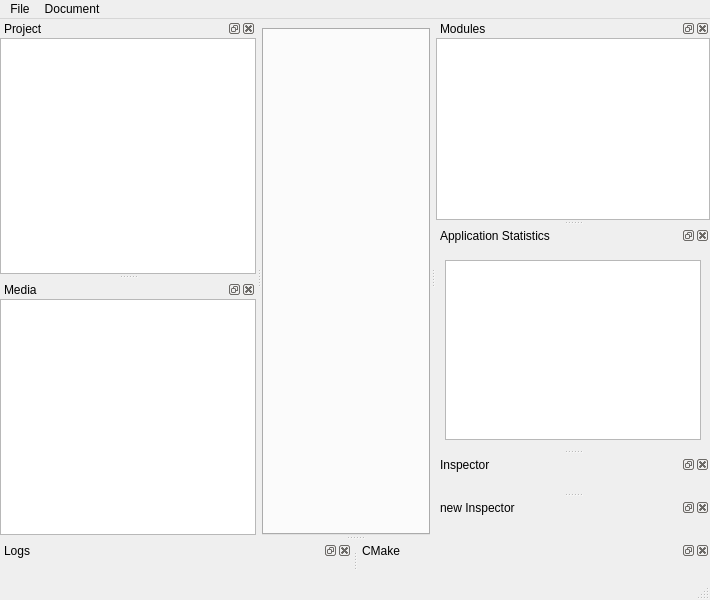
This is Maditor/view/mainwindow.ui in MadManRises/Madgine as Qt 5 draws it before an edit. The edited form follows.
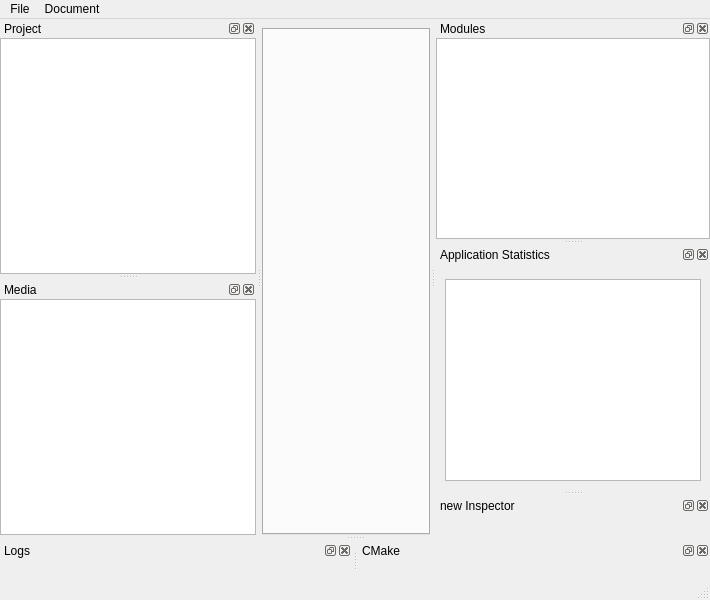
This is the edited form. Icons and pictures are not drawn. Custom widgets are drawn as their Qt base class.

The edit to the form file:
```diff
--- a/Maditor/view/mainwindow.ui
+++ b/Maditor/view/mainwindow.ui
@@ -240,21 +240,6 @@
     </layout>
    </widget>
   </widget>
-  <widget class="QDockWidget" name="inspectorDockWidget">
-   <property name="windowTitle">
-    <string>Inspector</string>
-   </property>
-   <attribute name="dockWidgetArea">
-    <number>2</number>
-   </attribute>
-   <widget class="QWidget" name="inspectorDockWidgetContents">
-    <layout class="QGridLayout" name="gridLayout_4">
-     <item row="0" column="0">
-      <widget class="Maditor::View::InspectorView" name="inspectorWidget" native="true"/>
-     </item>
-    </layout>
-   </widget>
-  </widget>
   <widget class="QDockWidget" name="cmakeDockWidget">
    <property name="windowTitle">
     <string>CMake</string>
@@ -401,12 +386,6 @@
    <header>logs/logwidget.h</header>
    <container>1</container>
   </customwidget>
-  <customwidget>
-   <class>Maditor::View::InspectorView</class>
-   <extends>QWidget</extends>
-   <header>application/inspector/inspectorview.h</header>
-   <container>1</container>
-  </customwidget>
   <customwidget>
    <class>Maditor::View::DocumentTabWidget</class>
    <extends>QTabWidget</extends>
```
